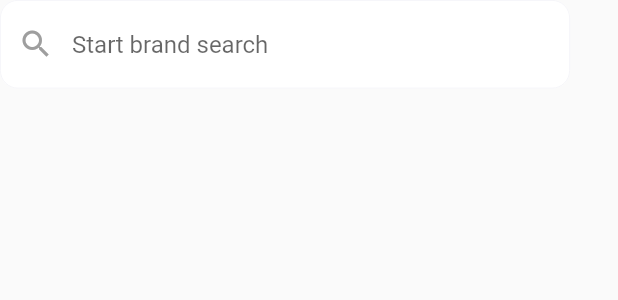
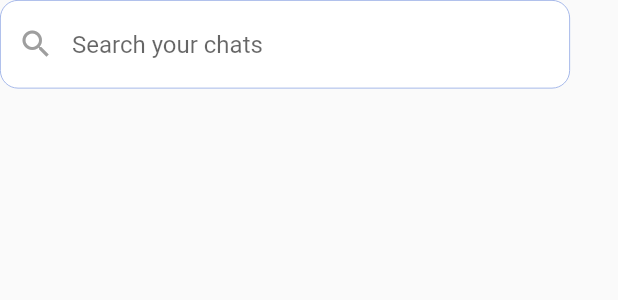
Before and after one commit to amineladraa1/chat_with_flutter, a Flutter app: the SearchBar widget shown alone on an empty page, opened directly, on a phone screen of 412 x 824 dp. Shown: the top 300 px of the screen. Run offline on Flutter 3.47's test engine with Material 2 defaults, Android fonts, the phone set to English and light mode, and no system bars; our stand-ins replace badges, bubble, dots_indicator, firebase_auth, firebase_core, firebase_storage and 6 more; missing offline and left inert: flutter_firebase_chat_core; accounts and stored records are empty.

Commit message:
app bar working

```diff
--- a/lib/ui/search_appbar.dart
+++ b/lib/ui/search_appbar.dart
@@ -1,4 +1,6 @@
 import 'package:flutter/material.dart';
+
+import '../constants/constants.dart';
 
 class SearchBar extends StatelessWidget {
   final pink = const Color(0xFFFACCCC);
@@ -14,11 +16,11 @@ class SearchBar extends StatelessWidget {
         decoration: InputDecoration(
           filled: true,
           fillColor: Colors.white,
-          focusColor: pink,
-          focusedBorder: _border(pink),
-          border: _border(grey),
-          enabledBorder: _border(grey),
-          hintText: 'Start brand search',
+          focusColor: kBlueGrey,
+          focusedBorder: _border(kOrange),
+          border: _border(kBlueGrey),
+          enabledBorder: _border(kBlueGrey),
+          hintText: 'Search your chats',
           contentPadding: const EdgeInsets.symmetric(vertical: 20),
           prefixIcon: const Icon(
             Icons.search,
```
Also changed, not shown: lib/screens/rooms.dart (+10 -2 lines), lib/ui/rooms_app_bar.dart (+13 -9 lines).
